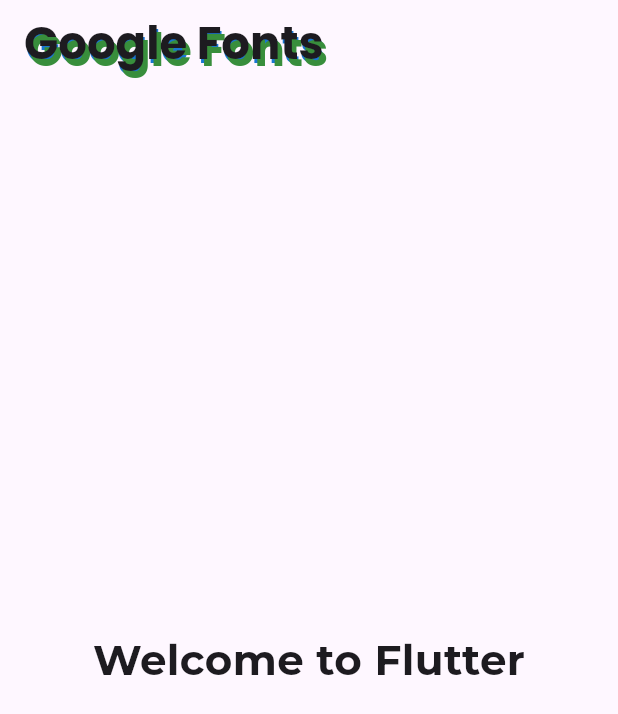
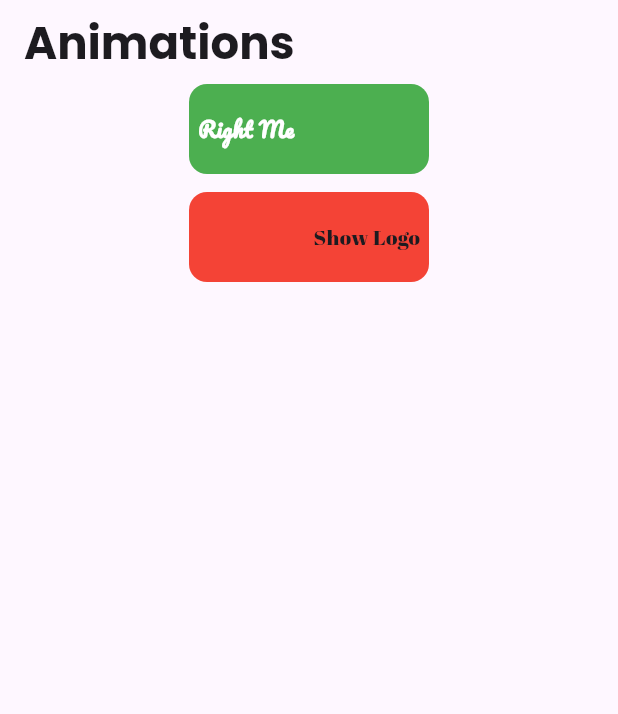
Before and after one commit to haile-12-21-23/zero_to_hero_mobile_dev, a Flutter app: the screen it shows after launch, on a phone screen of 412 x 824 dp. Shown: the top 714 px of the screen. Run offline on Flutter 3.47's test engine with Material 3 defaults, Android fonts, the phone set to English and light mode, and no system bars; our stand-ins replace google_fonts.

Commit message:
Day 23 :Animation basics.

```diff
--- /dev/null
+++ b/lib/flutter_phase/day_23_animation_basics/animation_screen.dart
@@ -0,0 +1,131 @@
+import 'package:flutter/material.dart';
+import 'package:google_fonts/google_fonts.dart';
+
+class AnimationScreen extends StatefulWidget {
+  const AnimationScreen({super.key});
+
+  @override
+  State<AnimationScreen> createState() => _AnimationScreenState();
+}
+
+class _AnimationScreenState extends State<AnimationScreen>
+    with SingleTickerProviderStateMixin {
+  bool isExpanded = false;
+  bool isActive = true;
+  bool isLeftAlign = true;
+  bool isVisible = false;
+
+  late AnimationController controller;
+  late Animation<double> scaleAnimation;
+
+  @override
+  void initState() {
+    controller = AnimationController(
+      vsync: this,
+      duration: const Duration(seconds: 2),
+    );
+    scaleAnimation = Tween<double>(begin: 1, end: 2).animate(controller);
+    controller.repeat(reverse: true);
+    super.initState();
+  }
+
+  @override
+  void dispose() {
+    controller.dispose();
+    super.dispose();
+  }
+
+  @override
+  Widget build(BuildContext context) {
+    return Scaffold(
+      appBar: AppBar(
+        title: Text(
+          "Animations",
+          style: GoogleFonts.poppins(fontSize: 30, fontWeight: FontWeight.bold),
+        ),
+      ),
+      body: Center(
+        child: Column(
+          children: [
+            GestureDetector(
+              onTap: () {
+                setState(() {
+                  isExpanded = !isExpanded;
+                  isActive = !isActive;
+                  isLeftAlign = !isLeftAlign;
+                });
+              },
+              child: AnimatedContainer(
+                padding: EdgeInsets.all(6),
+
+                duration: Duration(milliseconds: 400),
+                width: isExpanded ? 240 : 160,
+                height: 60,
+                decoration: BoxDecoration(
+                  color: isActive ? Colors.green : Colors.red,
+
+                  borderRadius: BorderRadius.circular(12),
+                ),
+                alignment: isLeftAlign
+                    ? Alignment.centerLeft
+                    : Alignment.centerRight,
+                child: Text(
+                  isExpanded ? "Left Me" : "Right Me",
+                  style: GoogleFonts.pacifico(
+                    color: Colors.white,
+                    fontWeight: FontWeight.bold,
+                  ),
+                ),
+              ),
+            ),
+            const SizedBox(height: 12),
+            GestureDetector(
+              onTap: () {
+                setState(() {
+                  isVisible = !isVisible;
+                });
+              },
+              child: AnimatedContainer(
+                padding: EdgeInsets.all(6),
+                width: isVisible ? 240 : 160,
+                height: 60,
+                duration: Duration(milliseconds: 1000),
+                decoration: BoxDecoration(
+                  color: isVisible ? Colors.green : Colors.red,
+                  borderRadius: BorderRadius.circular(12),
+                ),
+                alignment: isVisible
+                    ? Alignment.centerLeft
+                    : Alignment.centerRight,
+                child: Text(
+                  isVisible ? "Hide Logo" : "Show Logo",
+                  style: GoogleFonts.abrilFatface(),
+                ),
+              ),
+            ),
+            const SizedBox(height: 100),
+            AnimatedBuilder(
+              animation: scaleAnimation,
+              builder: (context, child) {
+                return Transform.scale(
+                  scale: scaleAnimation.value,
+                  child: child,
+                );
+              },
+              child: AnimatedOpacity(
+                opacity: isVisible ? 1 : 0,
+                duration: const Duration(seconds: 1),
+                child: const FlutterLogo(
+                  curve: Curves.easeInOutQuart,
+                  textColor: Colors.lightBlueAccent,
+                  size: 100,
+                  duration: Duration(milliseconds: 1000),
+                ),
+              ),
+            ),
+          ],
+        ),
+      ),
+    );
+  }
+}
--- a/lib/main.dart
+++ b/lib/main.dart
@@ -9,8 +9,9 @@
 // import 'package:zero_to_hero_mobile_dev/flutter_phase/day_18_custom_widgets/custom_widgets_screen.dart';
 // import 'package:zero_to_hero_mobile_dev/flutter_phase/day_19_list_view_and_grid_view/product_screen.dart';
 // import 'package:zero_to_hero_mobile_dev/flutter_phase/day_20_image_and_assets/gallery_screen.dart';
-// import 'package:zero_to_hero_mobile_dev/flutter_phase/day_21_theme/theme_screen.dart';
-import 'package:zero_to_hero_mobile_dev/flutter_phase/day_22_flutter_packages/flutter_packages_screen.dart';
+// // import 'package:zero_to_hero_mobile_dev/flutter_phase/day_21_theme/theme_screen.dart';
+// import 'package:zero_to_hero_mobile_dev/flutter_phase/day_22_flutter_packages/flutter_packages_screen.dart';
+import 'package:zero_to_hero_mobile_dev/flutter_phase/day_23_animation_basics/animation_screen.dart';
 
 void main() {
   runApp(const MyApp());
@@ -28,7 +29,7 @@
 
         colorScheme: .fromSeed(seedColor: Colors.deepPurple),
       ),
-      home: FlutterPackagesScreen(),
+      home: AnimationScreen(),
     );
   }
 }
```
Also changed, not shown: 1 other file.
